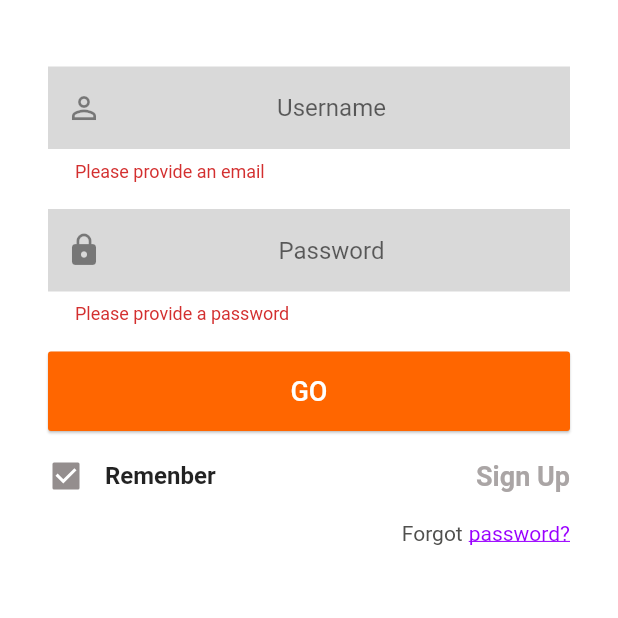
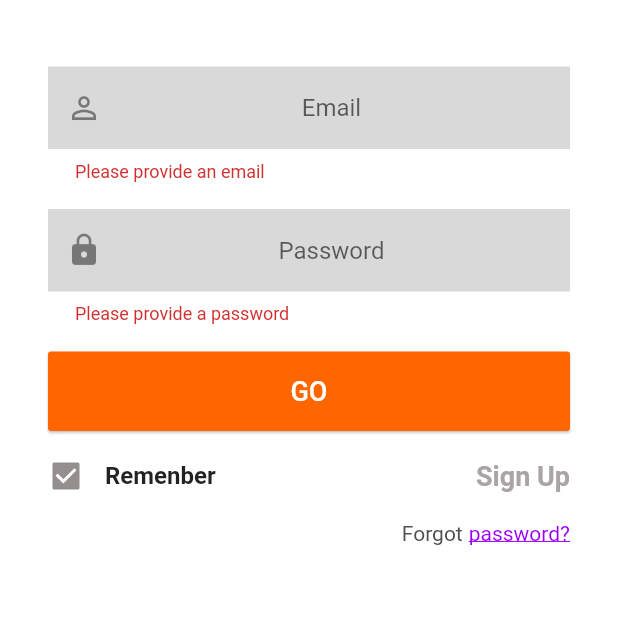
Before and after one commit to boriskamtou/movie_app, a Flutter app: the SignInScreen screen opened by its route, after a tap on "GO", on a phone screen of 412 x 824 dp, the part 394-1012 px from its top. Run offline on Flutter 3.47's test engine with Material 2 defaults, Android fonts, the phone set to English and light mode, and no system bars; our stand-ins replace flushbar, modal_progress_hud.

Commit message:
fix error on signin method

```diff
--- a/lib/screens/sign_in_screen/sign_in_screen.dart
+++ b/lib/screens/sign_in_screen/sign_in_screen.dart
@@ -1,5 +1,6 @@
 import 'dart:ui';
 
+import 'package:flushbar/flushbar.dart';
 import 'package:flutter/cupertino.dart';
 import 'package:flutter/material.dart';
 import 'package:modal_progress_hud/modal_progress_hud.dart';
@@ -21,7 +22,7 @@ class SignInScreen extends StatefulWidget {
 
 class _SignInScreenState extends State<SignInScreen> {
   final _passwordFocusNode = FocusNode();
-  final _form = GlobalKey<FormState>();
+  final GlobalKey<FormState> _form = GlobalKey();
 
   final _emailController = TextEditingController();
   final _passwordController = TextEditingController();
@@ -41,18 +42,13 @@ class _SignInScreenState extends State<SignInScreen> {
     });
     try {
       await Provider.of<Auth>(context, listen: false)
-          .signin(_emailController.text, _passwordController.text)
-          .then((_) {
-        setState(() {
-          _isLoading = false;
-        });
-      });
+          .signin(_emailController.text, _passwordController.text);
     } on HttpException catch (error) {
       var errorMessage = 'Login failed';
       if (error.toString().contains('EMAIL_NOT_FOUND')) {
-        errorMessage = 'Could not find a user with that email.';
+        errorMessage = 'Email not found';
       } else if (error.toString().contains('INVALID_PASSWORD')) {
-        errorMessage = 'Invalid password.';
+        errorMessage = 'Invalid password';
       } else if (error.toString().contains('USER_DISABLED')) {
         errorMessage = 'This account has been disable';
       }
@@ -60,8 +56,11 @@ class _SignInScreenState extends State<SignInScreen> {
     } catch (error) {
       const errorMessage =
           'Could not authenticate you. Please try again later.';
-          print(errorMessage);
+      print(errorMessage);
     }
+    setState(() {
+      _isLoading = false;
+    });
   }
 
   @override
@@ -102,7 +101,7 @@ class _SignInScreenState extends State<SignInScreen> {
                       children: <Widget>[
                         TextFormField(
                           controller: _emailController,
-                          keyboardType: TextInputType.text,
+                          keyboardType: TextInputType.emailAddress,
                           textAlign: TextAlign.center,
                           cursorColor: kColorFocusInput,
                           validator: (value) {
@@ -120,7 +119,7 @@ class _SignInScreenState extends State<SignInScreen> {
                           },
                           textInputAction: TextInputAction.next,
                           decoration: kInputDecorator.copyWith(
-                            hintText: 'Username',
+                            hintText: 'Email',
                             prefixIcon: Icon(Icons.person_outline),
                           ),
                           onSaved: (value) {},
@@ -153,9 +152,7 @@ class _SignInScreenState extends State<SignInScreen> {
                     width: double.infinity,
                     child: LargeButton(
                       text: 'GO',
-                      onPressed: () {
-                        _savedForm();
-                      },
+                      onPressed: () => _savedForm(),
                     ),
                   ),
                   InputSeparator(),
--- a/pubspec.yaml
+++ b/pubspec.yaml
@@ -12,6 +12,7 @@ dependencies:
 
   cupertino_icons: ^0.1.2
   flutter_screenutil: ^1.1.0
+  flushbar: ^1.10.0
   modal_progress_hud: ^0.1.3
   http: ^0.12.0+4
   provider: ^4.0.4
```
Also changed, not shown: lib/providers/auth.dart (+5 -4 lines), lib/screens/sign_up_screen/sign_up_screen.dart (+10 -10 lines), pubspec.lock.
